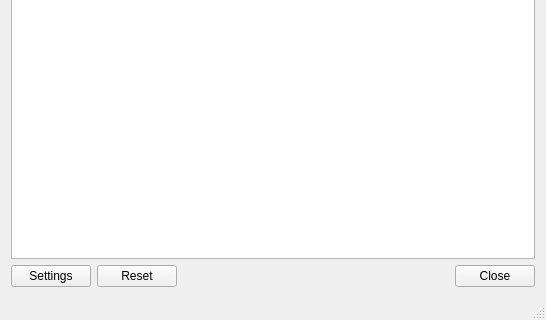
First picture: the form in ztorrent.ui, repository viranch/ztorrent, before the edit; both pictures show x 0 to 546 and y 191 to 511 of the 546 by 511 pixel window.
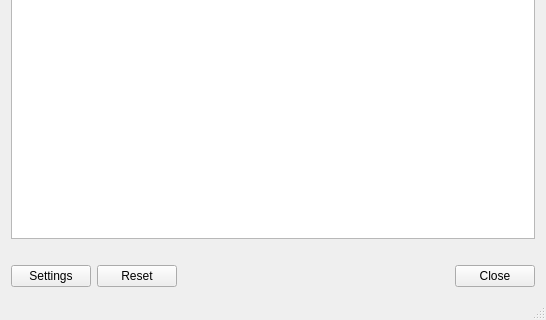
Second picture: the form after the edit. Icons and pictures are not drawn.

Commit message: Indicate the default double click action on main window

```diff
--- a/ztorrent.ui
+++ b/ztorrent.ui
@@ -37,6 +37,9 @@
      </widget>
     </item>
     <item row="2" column="0" colspan="3">
+     <widget class="QLabel" name="actionLabel"/>
+    </item>
+    <item row="3" column="0" colspan="3">
      <layout class="QHBoxLayout" name="horizontalLayout">
       <item>
        <widget class="QPushButton" name="settingsBtn">
```
The commit also changes 2 other files.
